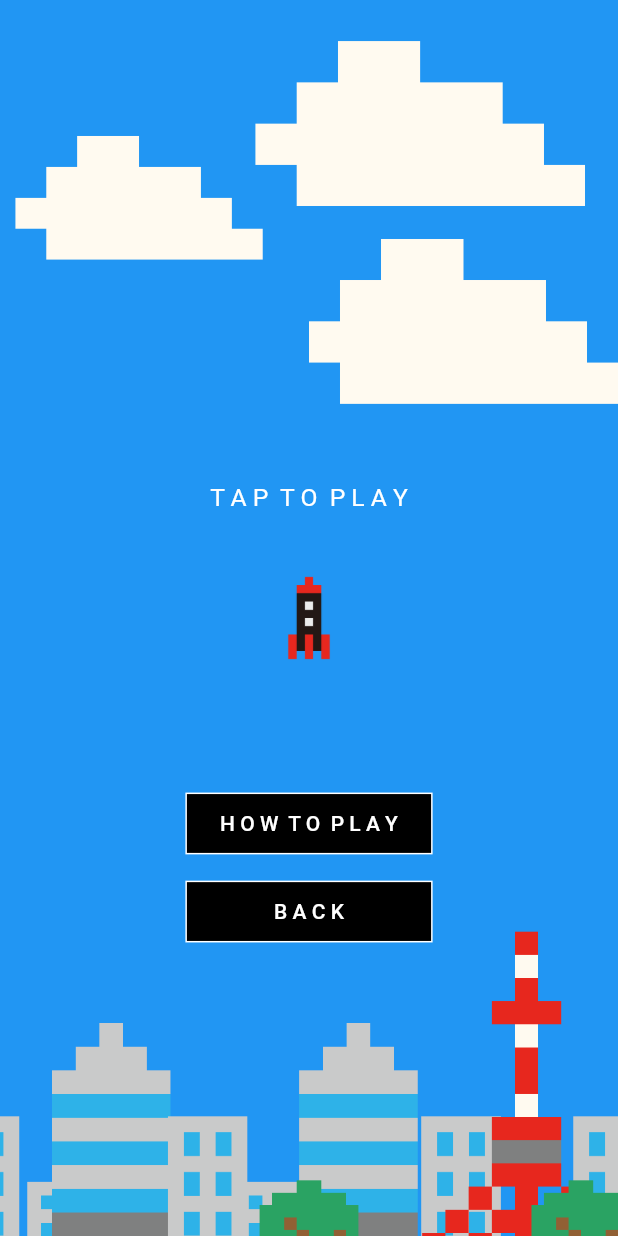
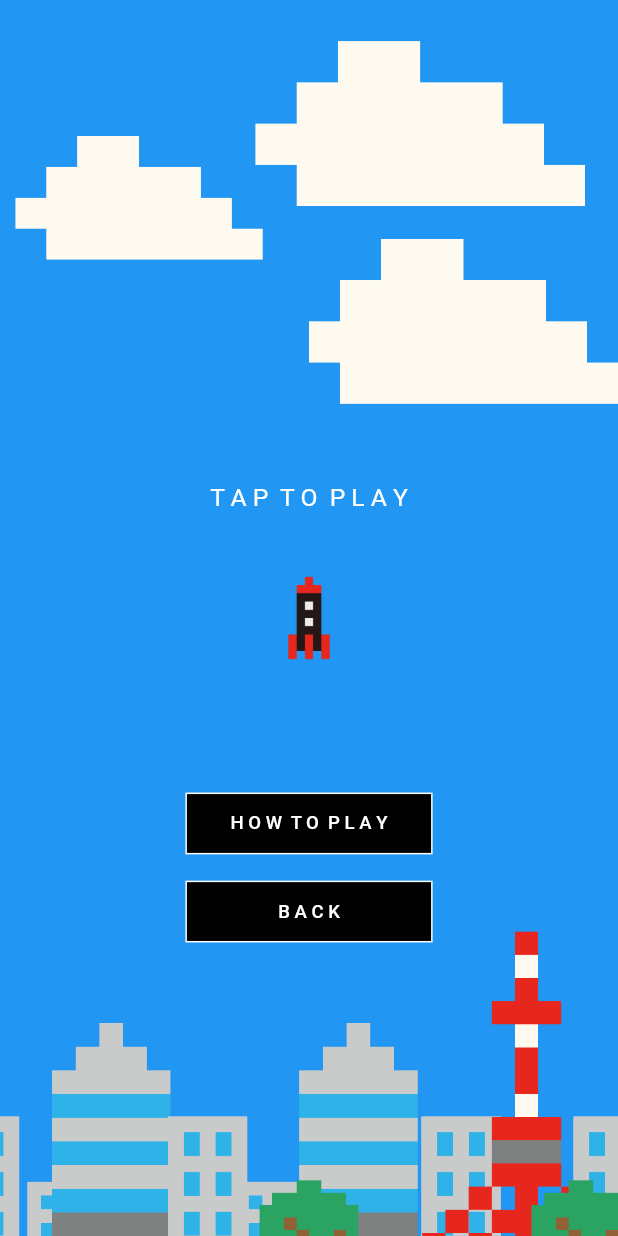
Before and after one commit to yuto90/new_rocket, a Flutter app: the screen it shows after launch, after a tap on "H A R D", on a phone screen of 412 x 824 dp. Run offline on Flutter 3.47's test engine with Material 2 defaults, Android fonts, the phone set to English and light mode, and no system bars; our stand-ins replace google_mobile_ads; network calls fail.

Commit message:
文字サイズを調整

```diff
--- a/lib/mode/clear.dart
+++ b/lib/mode/clear.dart
@@ -39,7 +39,7 @@ class Clear extends StatelessWidget {
                     child: Text(
                       'E X I T',
                       style: TextStyle(
-                        fontSize: SizeConfig.blockSizeVertical! * 1.7,
+                        fontSize: SizeConfig.blockSizeVertical! * 1.5,
                         color: Colors.white,
                       ),
                     ),
--- a/lib/mode/game_over.dart
+++ b/lib/mode/game_over.dart
@@ -40,7 +40,7 @@ class GameOver extends StatelessWidget {
                     child: Text(
                       'C O N T I N U E',
                       style: TextStyle(
-                        fontSize: SizeConfig.blockSizeVertical! * 1.7,
+                        fontSize: SizeConfig.blockSizeVertical! * 1.5,
                         color: Colors.white,
                       ),
                     ),
@@ -65,7 +65,7 @@ class GameOver extends StatelessWidget {
                     child: Text(
                       'E X I T',
                       style: TextStyle(
-                          fontSize: SizeConfig.blockSizeVertical! * 1.7,
+                          fontSize: SizeConfig.blockSizeVertical! * 1.5,
                           color: Colors.white),
                     ),
                   ),
--- a/lib/mode/how.dart
+++ b/lib/mode/how.dart
@@ -147,7 +147,7 @@ class How extends StatelessWidget {
                     child: Text(
                       'B A C K',
                       style: TextStyle(
-                        fontSize: SizeConfig.blockSizeVertical! * 1.7,
+                        fontSize: SizeConfig.blockSizeVertical! * 1.5,
                         color: Colors.white,
                       ),
                     ),
--- a/lib/mode/ready.dart
+++ b/lib/mode/ready.dart
@@ -41,7 +41,7 @@ class Ready extends StatelessWidget {
                           child: Text(
                             'H O W  T O  P L A Y',
                             style: TextStyle(
-                              fontSize: SizeConfig.blockSizeVertical! * 1.7,
+                              fontSize: SizeConfig.blockSizeVertical! * 1.5,
                               color: Colors.white,
                             ),
                           ),
@@ -67,7 +67,7 @@ class Ready extends StatelessWidget {
                           child: Text(
                             'B A C K',
                             style: TextStyle(
-                              fontSize: SizeConfig.blockSizeVertical! * 1.7,
+                              fontSize: SizeConfig.blockSizeVertical! * 1.5,
                               color: Colors.white,
                             ),
                           ),
--- a/lib/mode/top.dart
+++ b/lib/mode/top.dart
@@ -39,7 +39,7 @@ class Top extends StatelessWidget {
                     child: Text(
                       'H A R D',
                       style: TextStyle(
-                        fontSize: SizeConfig.blockSizeVertical! * 1.7,
+                        fontSize: SizeConfig.blockSizeVertical! * 1.5,
                         color: Colors.white,
                       ),
                     ),
@@ -63,7 +63,7 @@ class Top extends StatelessWidget {
                     child: Text(
                       'N O R M A L',
                       style: TextStyle(
-                        fontSize: SizeConfig.blockSizeVertical! * 1.7,
+                        fontSize: SizeConfig.blockSizeVertical! * 1.5,
                         color: Colors.white,
                       ),
                     ),
@@ -87,7 +87,7 @@ class Top extends StatelessWidget {
                     child: Text(
                       'E A S Y',
                       style: TextStyle(
-                        fontSize: SizeConfig.blockSizeVertical! * 1.7,
+                        fontSize: SizeConfig.blockSizeVertical! * 1.5,
                         color: Colors.white,
                       ),
                     ),
```
